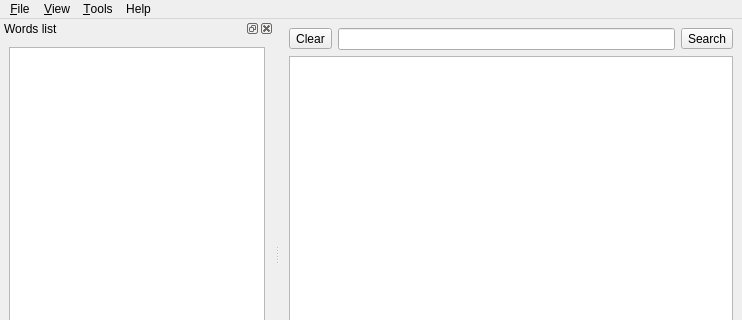
Above: ui/mainwindow.ui from qstardict/qstardict before the change; both pictures show x 0 to 742 and y 0 to 320 of the 742 by 511 pixel window. Below: the same form after it.
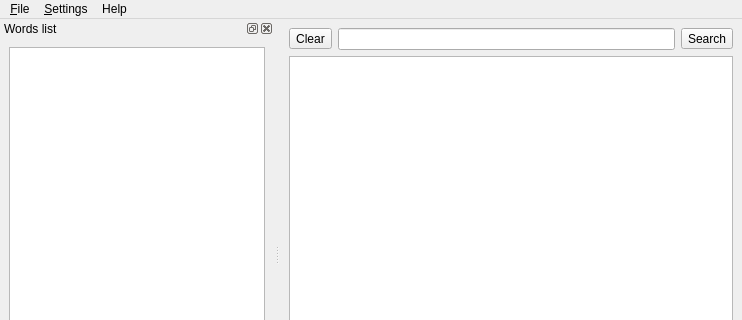
That is the form after the change. Icons and pictures are not drawn.

Diff of the .ui file:
```diff
--- a/ui/mainwindow.ui
+++ b/ui/mainwindow.ui
@@ -113,11 +113,6 @@
      <height>29</height>
     </rect>
    </property>
-   <widget class="QMenu" name="menu_View" >
-    <property name="title" >
-     <string>&amp;View</string>
-    </property>
-   </widget>
    <widget class="QMenu" name="menuHelp" >
     <property name="title" >
      <string>Help</string>
@@ -125,9 +120,9 @@
     <addaction name="actionAbout" />
     <addaction name="actionAboutQt" />
    </widget>
-   <widget class="QMenu" name="menu_Edit" >
+   <widget class="QMenu" name="menu_Options" >
     <property name="title" >
-     <string>&amp;Tools</string>
+     <string>&amp;Settings</string>
     </property>
     <addaction name="actionScan" />
     <addaction name="actionSettings" />
@@ -139,8 +134,7 @@
     <addaction name="actionQuit" />
    </widget>
    <addaction name="menu_File" />
-   <addaction name="menu_View" />
-   <addaction name="menu_Edit" />
+   <addaction name="menu_Options" />
    <addaction name="menuHelp" />
   </widget>
   <widget class="QStatusBar" name="statusbar" />
```
Left out of the diff: 71 changed lines with no effect on the pictures.
